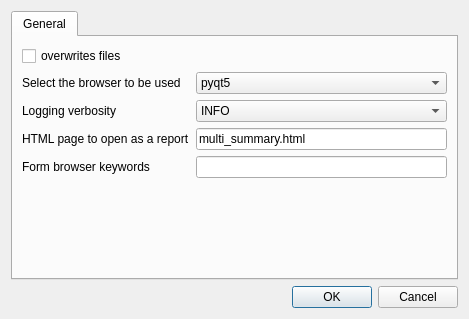
Qt form sequana/gui/preferences.ui (vladsaveliev/sequana) before a commit.
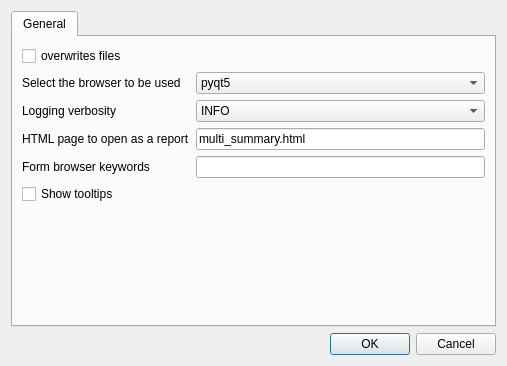
The same form after that commit.

Commit message: add option in preferences to switch on/off the tooltips

```diff
--- a/sequana/gui/preferences.ui
+++ b/sequana/gui/preferences.ui
@@ -6,8 +6,8 @@
    <rect>
     <x>0</x>
     <y>0</y>
-    <width>469</width>
-    <height>319</height>
+    <width>507</width>
+    <height>366</height>
    </rect>
   </property>
   <property name="windowTitle">
@@ -180,6 +180,16 @@
              </property>
             </widget>
            </item>
+           <item row="5" column="0">
+            <widget class="QCheckBox" name="preferences_options_general_tooltip_value">
+             <property name="toolTip">
+              <string>Turn on/off tootips</string>
+             </property>
+             <property name="text">
+              <string>Show tooltips</string>
+             </property>
+            </widget>
+           </item>
           </layout>
          </item>
         </layout>
```
The commit also changes 4 other files.
